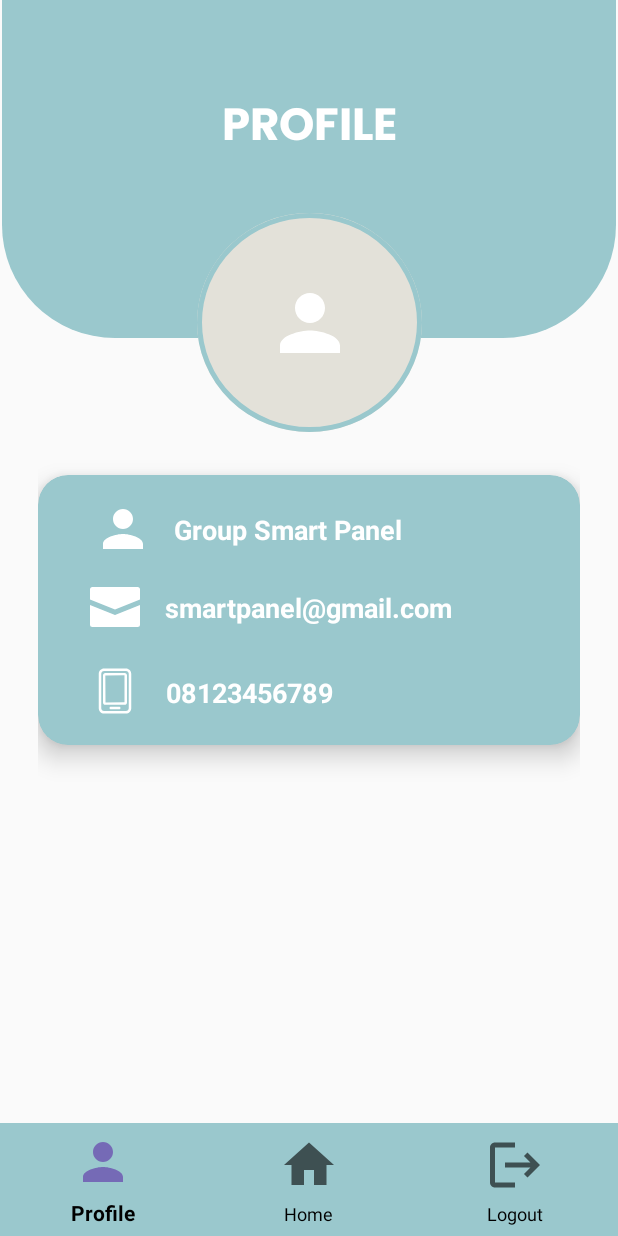
After one commit to Rulls182/Application_Smart_Panel, an Android app: the ProfileActivity screen opened directly, with no data from a screen before it, on a phone screen of 412 x 824 dp. The commit adds this screen. Run offline under Robolectric (Android 15) with nearby library versions, the phone set to English and light mode, and no system bars; pictures from the network do not load.

Commit message:
Update progres

```diff
--- /dev/null
+++ b/app/src/main/java/com/example/smartpanel/ChoosePict.kt
@@ -0,0 +1,27 @@
+import android.app.Activity
+import android.content.Intent
+import android.net.Uri
+import android.provider.MediaStore
+import android.widget.ImageButton
+import android.widget.ImageView
+
+class ChoosePict(private val activity: Activity, private val profileImage: ImageView, private val choosePhotoButton: ImageButton) {
+
+    private val PICK_IMAGE_REQUEST = 1
+
+    init {
+        // Menangani klik pada tombol ImageButton
+        choosePhotoButton.setOnClickListener {
+            val intent = Intent(Intent.ACTION_PICK, MediaStore.Images.Media.EXTERNAL_CONTENT_URI)
+            activity.startActivityForResult(intent, PICK_IMAGE_REQUEST)
+        }
+    }
+
+    // Menangani hasil dari memilih foto
+    fun onActivityResult(requestCode: Int, resultCode: Int, data: Intent?) {
+        if (requestCode == PICK_IMAGE_REQUEST && resultCode == Activity.RESULT_OK && data != null && data.data != null) {
+            val selectedImageUri: Uri = data.data!!
+            profileImage.setImageURI(selectedImageUri)
+        }
+    }
+}
--- a/app/src/main/java/com/example/smartpanel/LoginActivity.kt
+++ b/app/src/main/java/com/example/smartpanel/LoginActivity.kt
@@ -2,11 +2,13 @@ package com.example.smartpanel
 
 import android.content.Intent
 import android.os.Bundle
+import android.util.Log
 import android.widget.Button
 import android.widget.EditText
 import android.widget.TextView
 import android.widget.Toast
 import androidx.appcompat.app.AppCompatActivity
+import com.example.smartpanel.RetrofitClient.retrofit
 import com.example.smartpanel.model.LoginModel
 import com.google.firebase.auth.FirebaseAuth
 import retrofit2.Call
@@ -16,7 +18,6 @@ class LoginActivity : AppCompatActivity() {
 
     private lateinit var email: EditText
     private lateinit var password: EditText
-    private lateinit var Regist: TextView
     private lateinit var buttonLogin: Button
     private lateinit var auth: FirebaseAuth
 
@@ -35,7 +36,6 @@ class LoginActivity : AppCompatActivity() {
 
         email = findViewById(R.id.email)
         password = findViewById(R.id.password)
-        Regist = findViewById(R.id.Regist)
         buttonLogin = findViewById(R.id.btnLogin)
 
         val clickableText = findViewById<TextView>(R.id.Regist)
@@ -45,9 +45,9 @@ class LoginActivity : AppCompatActivity() {
         }
 
 
-        buttonLogin.setOnClickListener {
-            val emailUser = email.text.toString().trim()
-            val passwordUser = password.text.toString().trim()
+//        buttonLogin.setOnClickListener {
+//            val emailUser = email.text.toString().trim()
+//            val passwordUser = password.text.toString().trim()
 
 //            // Validate input
 //            if (email.length() == 0|| password.length() == 0) {
@@ -86,9 +86,16 @@ class LoginActivity : AppCompatActivity() {
 //            }
 //    }
 
+        val apiService = retrofit.create(ApiService::class.java)
+
         buttonLogin.setOnClickListener {
             val usernameUser = email.text.toString()
             val passwordUser = password.text.toString()
+
+            if (usernameUser.isEmpty() || passwordUser.isEmpty()) {
+                showToast("Email and password must not be empty")
+                return@setOnClickListener
+            }
 
             val user = LoginModel(usernameUser, passwordUser)
             val call: Call<LoginResponseData> = apiService.loginUser(user)
@@ -96,26 +103,32 @@ class LoginActivity : AppCompatActivity() {
             fetch(
                 call,
                 success = { response, header ->
+                    Log.d("LoginResponse", "Response: $response, Header: $header")
                     if (header != null) {
-                            if (response?.idToken !== null) {
+                        if (response?.idToken != null) {
                             val intent = Intent(this, RoomActivity::class.java)
                             startActivity(intent)
                             finish()
                             showToast("Login successful")
                             // Save the email in SharedPreferences after successful login
                         } else {
-                                showToast("Login failed: No data in the response")
+                            showToast("Login failed: No idToken in the response")
                         }
+                    } else {
+                        showToast("Login failed: No header in the response")
                     }
                 },
                 error = { _, message ->
                     showToast("Login failed: $message")
+                    Log.e("LoginError", "Error message: $message")
                 }
             )
         }
+
+
     }
 }
-}
+
 
 
 
--- /dev/null
+++ b/app/src/main/java/com/example/smartpanel/ProfileActivity.kt
@@ -0,0 +1,60 @@
+package com.example.smartpanel
+
+import ChoosePict
+import android.content.Intent
+import android.os.Bundle
+import android.widget.ImageButton
+import android.widget.ImageView
+import androidx.appcompat.app.AppCompatActivity
+import com.google.android.material.bottomnavigation.BottomNavigationView
+
+
+class ProfileActivity : AppCompatActivity() {
+
+    private lateinit var profileImage: ImageView
+    private lateinit var choosePhotoButton: ImageButton
+    private lateinit var choosePict: ChoosePict
+
+    override fun onCreate(savedInstanceState: Bundle?) {
+        super.onCreate(savedInstanceState)
+        setContentView(R.layout.activity_profile)
+
+        profileImage = findViewById(R.id.profile_image)
+        choosePhotoButton = findViewById(R.id.button_choose_photo)
+
+        choosePict = ChoosePict(this, profileImage, choosePhotoButton)
+
+
+        val bottomNavigationView = findViewById<BottomNavigationView>(R.id.bottom_navigation)
+        bottomNavigationView.setOnNavigationItemSelectedListener { item ->
+            when (item.itemId) {
+                R.id.profile ->  {
+                    true
+                }
+
+                R.id.home ->  {
+                    val intent = Intent(this, RoomActivity::class.java)
+                    startActivity(intent)
+                    true
+                }
+
+                R.id.logout -> {
+                    val intent = Intent(this, LoginActivity::class.java)
+                    startActivity(intent)
+                    true
+                }
+
+                else -> false
+            }
+        }
+
+        // Atur item yang terpilih saat pertama kali masuk ke RoomActivity
+        bottomNavigationView.selectedItemId = R.id.profile
+    }
+
+    // Menangani hasil dari memilih foto
+    override fun onActivityResult(requestCode: Int, resultCode: Int, data: Intent?) {
+        super.onActivityResult(requestCode, resultCode, data)
+        choosePict.onActivityResult(requestCode, resultCode, data)
+    }
+}
--- a/app/src/main/java/com/example/smartpanel/RoomActivity.kt
+++ b/app/src/main/java/com/example/smartpanel/RoomActivity.kt
@@ -4,7 +4,6 @@ import android.content.Intent
 import android.os.Bundle
 import androidx.appcompat.app.AppCompatActivity
 import androidx.cardview.widget.CardView
-import androidx.fragment.app.Fragment
 import com.google.android.material.bottomnavigation.BottomNavigationView
 
 class RoomActivity : AppCompatActivity() {
@@ -43,26 +42,28 @@ class RoomActivity : AppCompatActivity() {
         val bottomNavigationView = findViewById<BottomNavigationView>(R.id.bottom_navigation)
         bottomNavigationView.setOnNavigationItemSelectedListener { item ->
             when (item.itemId) {
-//                R.id.profile ->  {
-//                    startActivity(Intent(this, MainActivity::class.java))
-//                    true
-//                }
+                R.id.profile ->  {
+                    val intent = Intent(this, ProfileActivity::class.java)
+                    startActivity(intent)
+                    true
+                }
 
                 R.id.home ->  {
-                    startActivity(Intent(this, RoomActivity::class.java))
+                    // Jangan buat Intent baru untuk RoomActivity
                     true
                 }
 
                 R.id.logout -> {
-                    startActivity(Intent(this, LoginActivity::class.java))
+                    val intent = Intent(this, LoginActivity::class.java)
+                    startActivity(intent)
                     true
                 }
 
                 else -> false
             }
+        }
 
-
-        }
+        // Atur item yang terpilih saat pertama kali masuk ke RoomActivity
+        bottomNavigationView.selectedItemId = R.id.home
     }
-
 }
--- /dev/null
+++ b/app/src/main/res/drawable/circle.xml
@@ -0,0 +1,21 @@
+<layer-list xmlns:android="http://schemas.android.com/apk/res/android">
+    <!-- Layer pertama: stroke dengan warna cyan -->
+    <item>
+        <shape android:shape="oval">
+            <solid
+                android:width="8dp"
+                android:color="@color/white"/>
+            <solid android:color="@color/gray"/>
+        </shape>
+    </item>
+
+    <!-- Layer kedua: stroke dengan warna putih, lebih sempit dan berada di atas layer pertama -->
+    <item>
+        <shape android:shape="oval">
+            <stroke
+                android:width="3dp"
+                android:color="@color/cyan"/>
+            <solid android:color="@android:color/transparent"/>
+        </shape>
+    </item>
+</layer-list>
--- /dev/null
+++ b/app/src/main/res/drawable/ic_camera.xml
@@ -0,0 +1,20 @@
+<vector xmlns:android="http://schemas.android.com/apk/res/android"
+    android:width="30dp"
+    android:height="30dp"
+    android:viewportWidth="24"
+    android:viewportHeight="24">
+  <path
+      android:pathData="M12,16C13.657,16 15,14.657 15,13C15,11.343 13.657,10 12,10C10.343,10 9,11.343 9,13C9,14.657 10.343,16 12,16Z"
+      android:strokeLineJoin="round"
+      android:strokeWidth="2"
+      android:fillColor="#00000000"
+      android:strokeColor="@color/white"
+      android:strokeLineCap="round"/>
+  <path
+      android:pathData="M3,16.8V9.2C3,8.08 3,7.52 3.218,7.092C3.41,6.716 3.716,6.41 4.092,6.218C4.52,6 5.08,6 6.2,6H7.255C7.378,6 7.439,6 7.496,5.994C7.792,5.96 8.057,5.796 8.22,5.546C8.251,5.498 8.278,5.443 8.333,5.333C8.443,5.113 8.498,5.003 8.561,4.908C8.886,4.409 9.417,4.081 10.009,4.013C10.122,4 10.245,4 10.491,4H13.509C13.755,4 13.878,4 13.991,4.013C14.583,4.081 15.114,4.409 15.439,4.908C15.502,5.003 15.557,5.113 15.667,5.333C15.722,5.443 15.749,5.498 15.78,5.546C15.943,5.796 16.208,5.96 16.504,5.994C16.561,6 16.622,6 16.745,6H17.8C18.92,6 19.48,6 19.908,6.218C20.284,6.41 20.59,6.716 20.782,7.092C21,7.52 21,8.08 21,9.2V16.8C21,17.92 21,18.48 20.782,18.908C20.59,19.284 20.284,19.59 19.908,19.782C19.48,20 18.92,20 17.8,20H6.2C5.08,20 4.52,20 4.092,19.782C3.716,19.59 3.41,19.284 3.218,18.908C3,18.48 3,17.92 3,16.8Z"
+      android:strokeLineJoin="round"
+      android:strokeWidth="2"
+      android:fillColor="#00000000"
+      android:strokeColor="@color/white"
+      android:strokeLineCap="round"/>
+</vector>
--- /dev/null
+++ b/app/src/main/res/drawable/ic_email.xml
@@ -0,0 +1,9 @@
+<vector xmlns:android="http://schemas.android.com/apk/res/android"
+    android:width="700dp"
+    android:height="700dp"
+    android:viewportWidth="24"
+    android:viewportHeight="24">
+  <path
+      android:pathData="M22,5V9L12,13 2,9V5A1,1 0,0 1,3 4H21A1,1 0,0 1,22 5ZM2,11.154V19a1,1 0,0 0,1 1H21a1,1 0,0 0,1 -1V11.154l-10,4Z"
+      android:fillColor="@color/white"/>
+</vector>
--- /dev/null
+++ b/app/src/main/res/drawable/ic_hp.xml
@@ -0,0 +1,15 @@
+<vector xmlns:android="http://schemas.android.com/apk/res/android"
+    android:width="800dp"
+    android:height="800dp"
+    android:viewportWidth="24"
+    android:viewportHeight="24">
+  <path
+      android:pathData="M16.375,3h-8.75C6.453,3 5.5,3.953 5.5,5.125v13.75C5.5,20.047 6.453,21 7.625,21h8.75c1.172,0 2.125,-0.953 2.125,-2.125V5.125C18.5,3.953 17.547,3 16.375,3zM17.5,18.875c0,0.62 -0.505,1.125 -1.125,1.125h-8.75C7.005,20 6.5,19.495 6.5,18.875V5.125C6.5,4.505 7.005,4 7.625,4h8.75c0.62,0 1.125,0.505 1.125,1.125V18.875z"
+      android:fillColor="@color/white"/>
+  <path
+      android:pathData="M15.867,4.813H8.133c-0.512,0 -0.929,0.417 -0.929,0.93V16.57c0,0.513 0.417,0.93 0.929,0.93h7.734c0.512,0 0.929,-0.417 0.929,-0.93V5.742C16.796,5.229 16.379,4.813 15.867,4.813zM15.796,16.5l-7.593,0.07L8.133,5.813l7.664,-0.07V16.5z"
+      android:fillColor="@color/white"/>
+  <path
+      android:pathData="M13.688,18.344h-3.375c-0.276,0 -0.5,0.224 -0.5,0.5s0.224,0.5 0.5,0.5h3.375c0.276,0 0.5,-0.224 0.5,-0.5S13.964,18.344 13.688,18.344z"
+      android:fillColor="@color/white"/>
+</vector>
--- /dev/null
+++ b/app/src/main/res/drawable/ic_user_pp.xml
@@ -0,0 +1,9 @@
+<vector xmlns:android="http://schemas.android.com/apk/res/android"
+    android:width="60dp"
+    android:height="60dp"
+    android:viewportWidth="24"
+    android:viewportHeight="24">
+  <path
+      android:pathData="M12,12c2.21,0 4,-1.79 4,-4s-1.79,-4 -4,-4 -4,1.79 -4,4 1.79,4 4,4zM12,14c-2.67,0 -8,1.34 -8,4v2h16v-2c0,-2.66 -5.33,-4 -8,-4z"
+      android:fillColor="@color/white"/>
+</vector>
--- /dev/null
+++ b/app/src/main/res/drawable/ic_user_profile.xml
@@ -0,0 +1,9 @@
+<vector xmlns:android="http://schemas.android.com/apk/res/android"
+    android:width="24dp"
+    android:height="24dp"
+    android:viewportWidth="24"
+    android:viewportHeight="24">
+  <path
+      android:pathData="M12,12c2.21,0 4,-1.79 4,-4s-1.79,-4 -4,-4 -4,1.79 -4,4 1.79,4 4,4zM12,14c-2.67,0 -8,1.34 -8,4v2h16v-2c0,-2.66 -5.33,-4 -8,-4z"
+      android:fillColor="@color/white"/>
+</vector>
--- /dev/null
+++ b/app/src/main/res/layout/activity_profile.xml
@@ -0,0 +1,195 @@
+<?xml version="1.0" encoding="utf-8"?>
+<androidx.constraintlayout.widget.ConstraintLayout xmlns:android="http://schemas.android.com/apk/res/android"
+    xmlns:tools="http://schemas.android.com/tools"
+    xmlns:app="http://schemas.android.com/apk/res-auto"
+    android:layout_width="match_parent"
+    android:layout_height="match_parent"
+    tools:context="com.example.smartpanel.LampActivity">
+
+    <View
+        android:id="@+id/top_view"
+        android:layout_width="409dp"
+        android:layout_height="225dp"
+        android:background="@drawable/bg_view"
+        app:layout_constraintEnd_toEndOf="parent"
+        app:layout_constraintStart_toStartOf="parent"
+        app:layout_constraintTop_toTopOf="parent" />
+
+    <TextView
+        android:id="@+id/title"
+        android:layout_width="wrap_content"
+        android:layout_height="wrap_content"
+        android:text="PROFILE"
+        android:textColor="@color/white"
+        android:textSize="30sp"
+        android:layout_marginTop="60dp"
+        android:fontFamily="@font/poppinsbold"
+        app:layout_constraintTop_toTopOf="parent"
+        app:layout_constraintStart_toStartOf="parent"
+        app:layout_constraintEnd_toEndOf="parent"/>
+
+    <androidx.constraintlayout.widget.ConstraintLayout
+        android:layout_width="183dp"
+        android:layout_height="182dp"
+        android:padding="2dp"
+        app:layout_constraintEnd_toEndOf="parent"
+        app:layout_constraintStart_toStartOf="parent"
+        app:layout_constraintTop_toBottomOf="@+id/title">
+
+        <ImageView
+            android:id="@+id/profile_image"
+            android:layout_width="150dp"
+            android:layout_height="146dp"
+            android:layout_marginTop="28dp"
+            android:background="@drawable/circle"
+            android:scaleType="centerCrop"
+            app:layout_constraintEnd_toEndOf="parent"
+            app:layout_constraintStart_toStartOf="parent"
+            app:layout_constraintTop_toTopOf="parent" />
+
+        <ImageButton
+            android:id="@+id/button_choose_photo"
+            android:layout_width="wrap_content"
+            android:layout_height="wrap_content"
+            android:background="?attr/selectableItemBackgroundBorderless"
+            android:contentDescription="Pilih Foto"
+            android:src="@drawable/ic_user_pp"
+            app:layout_constraintBottom_toBottomOf="@+id/profile_image"
+            app:layout_constraintEnd_toEndOf="parent"
+            app:layout_constraintStart_toStartOf="parent"
+            app:layout_constraintTop_toTopOf="@+id/profile_image" />
+    </androidx.constraintlayout.widget.ConstraintLayout>
+
+    <androidx.constraintlayout.widget.ConstraintLayout
+        android:id="@+id/lamp"
+        android:layout_width="0dp"
+        android:layout_height="0dp"
+        android:layout_marginStart="25dp"
+        android:layout_marginTop="75dp"
+        android:layout_marginEnd="25dp"
+        android:layout_marginBottom="25dp"
+        app:layout_constraintTop_toBottomOf="@id/top_view"
+        app:layout_constraintStart_toStartOf="parent"
+        app:layout_constraintEnd_toEndOf="parent"
+        app:layout_constraintBottom_toBottomOf="parent">
+
+        <androidx.cardview.widget.CardView
+            android:id="@+id/card1"
+            android:layout_width="0dp"
+            android:layout_height="wrap_content"
+            android:layout_marginTop="16dp"
+            android:layout_marginBottom="16dp"
+            app:cardBackgroundColor="@color/cyan"
+            app:cardCornerRadius="20dp"
+            app:cardElevation="10dp"
+            app:layout_constraintTop_toTopOf="parent"
+            app:layout_constraintStart_toStartOf="parent"
+            app:layout_constraintEnd_toEndOf="parent">
+
+            <androidx.constraintlayout.widget.ConstraintLayout
+                android:layout_width="match_parent"
+                android:layout_height="180dp">
+
+                <ImageView
+                    android:id="@+id/imageView"
+                    android:layout_width="40dp"
+                    android:layout_height="40dp"
+                    android:layout_marginStart="22dp"
+                    android:layout_marginTop="16dp"
+                    android:src="@drawable/ic_user_profile"
+                    app:layout_constraintEnd_toStartOf="@+id/text1"
+                    app:layout_constraintStart_toStartOf="parent"
+                    app:layout_constraintTop_toTopOf="parent" />
+
+                <TextView
+                    android:id="@+id/text1"
+                    android:layout_width="wrap_content"
+                    android:layout_height="wrap_content"
+                    android:layout_marginTop="24dp"
+                    android:layout_marginEnd="118dp"
+                    android:text="Group Smart Panel"
+                    android:textColor="@color/white"
+                    android:textSize="18sp"
+                    android:textStyle="bold"
+                    app:layout_constraintEnd_toEndOf="parent"
+                    app:layout_constraintTop_toTopOf="parent" />
+
+                <ImageView
+                    android:id="@+id/imageView2"
+                    android:layout_width="40dp"
+                    android:layout_height="40dp"
+                    android:layout_marginStart="16dp"
+                    android:layout_marginTop="12dp"
+                    android:src="@drawable/ic_email"
+                    app:layout_constraintEnd_toStartOf="@+id/text2"
+                    app:layout_constraintHorizontal_bias="0.535"
+                    app:layout_constraintStart_toStartOf="parent"
+                    app:layout_constraintTop_toBottomOf="@+id/imageView" />
+
+                <TextView
+                    android:id="@+id/text2"
+                    android:layout_width="wrap_content"
+                    android:layout_height="wrap_content"
+                    android:layout_marginTop="27dp"
+                    android:text="smartpanel@gmail.com"
+                    android:textColor="@color/white"
+                    android:textSize="18sp"
+                    android:textStyle="bold"
+                    app:layout_constraintEnd_toEndOf="parent"
+                    app:layout_constraintHorizontal_bias="0.497"
+                    app:layout_constraintStart_toStartOf="parent"
+                    app:layout_constraintTop_toBottomOf="@id/text1" />
+
+                <ImageView
+                    android:layout_width="40dp"
+                    android:layout_height="40dp"
+                    android:layout_marginStart="16dp"
+                    android:layout_marginBottom="16dp"
+                    android:src="@drawable/ic_hp"
+                    app:layout_constraintBottom_toBottomOf="parent"
+                    app:layout_constraintEnd_toStartOf="@+id/text3"
+                    app:layout_constraintHorizontal_bias="0.517"
+                    app:layout_constraintStart_toStartOf="parent"
+                    app:layout_constraintTop_toBottomOf="@+id/imageView2"
+                    app:layout_constraintVertical_bias="1.0" />
+
+                <TextView
+                    android:id="@+id/text3"
+                    android:layout_width="wrap_content"
+                    android:layout_height="wrap_content"
+                    android:layout_marginTop="8dp"
+                    android:layout_marginBottom="10dp"
+                    android:text="08123456789"
+                    android:textColor="@color/white"
+                    android:textSize="18sp"
+                    android:textStyle="bold"
+                    app:layout_constraintBottom_toBottomOf="parent"
+                    app:layout_constraintEnd_toEndOf="parent"
+                    app:layout_constraintHorizontal_bias="0.342"
+                    app:layout_constraintStart_toStartOf="parent"
+                    app:layout_constraintTop_toBottomOf="@id/text2"
+                    app:layout_constraintVertical_bias="0.647" />
+
+            </androidx.constraintlayout.widget.ConstraintLayout>
+        </androidx.cardview.widget.CardView>
+    </androidx.constraintlayout.widget.ConstraintLayout>
+    <FrameLayout
+        android:id="@+id/frame_layout"
+        android:layout_width="match_parent"
+        android:layout_height="75dp"
+        android:layout_marginTop="-100dp"
+        app:layout_constraintBottom_toBottomOf="parent"
+        app:layout_constraintEnd_toEndOf="parent"
+        app:layout_constraintStart_toStartOf="parent">
+
+        <com.google.android.material.bottomnavigation.BottomNavigationView
+            android:id="@+id/bottom_navigation"
+            android:layout_width="match_parent"
+            android:layout_height="match_parent"
+            android:background="@color/cyan"
+            app:itemIconSize="40dp"
+            app:itemTextColor="@color/black"
+            app:menu="@menu/bottom_nav" />
+
+    </FrameLayout>
+</androidx.constraintlayout.widget.ConstraintLayout>
```
Also changed, not shown: app/src/main/AndroidManifest.xml (+6 -4 lines), app/src/main/res/menu/bottom_nav.xml (+6 -3 lines). Lines whose indentation alone changed are shown as unchanged.
